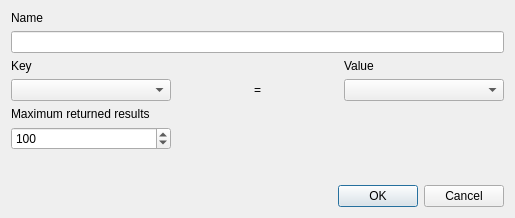
This is Utils/SelectionDialog.ui in openstreetmap/merkaartor as Qt 5 draws it before an edit. The edited form follows.
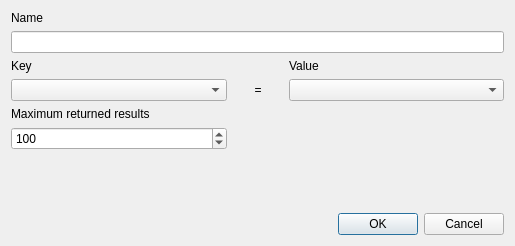
This is the edited form.

Commit message: Cosmetic change in Select dialog

Patch:
```diff
--- a/Utils/SelectionDialog.ui
+++ b/Utils/SelectionDialog.ui
@@ -5,8 +5,8 @@
    <rect>
     <x>0</x>
     <y>0</y>
-    <width>501</width>
-    <height>218</height>
+    <width>511</width>
+    <height>246</height>
    </rect>
   </property>
   <property name="windowTitle" >
@@ -31,6 +31,12 @@
      </item>
      <item row="3" column="1" >
       <widget class="QLabel" name="label_3" >
+       <property name="maximumSize" >
+        <size>
+         <width>50</width>
+         <height>16777215</height>
+        </size>
+       </property>
        <property name="text" >
         <string>=</string>
        </property>
@@ -96,7 +102,7 @@
       <enum>Qt::Horizontal</enum>
      </property>
      <property name="standardButtons" >
-      <set>QDialogButtonBox::Cancel|QDialogButtonBox::NoButton|QDialogButtonBox::Ok</set>
+      <set>QDialogButtonBox::Cancel|QDialogButtonBox::Ok</set>
      </property>
     </widget>
    </item>
```
Left out of the diff: 2 changed lines with no effect on the pictures. The commit also changes 1 other file.
